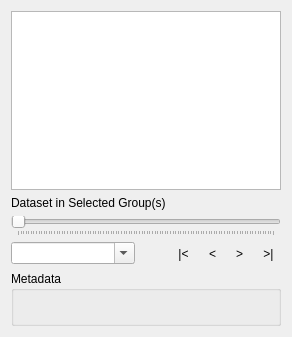
The window that src/ui/mesh/qgsmeshrendereractivedatasetwidgetbase.ui (qgis/QGIS) describes before a commit, drawn with Qt 5.
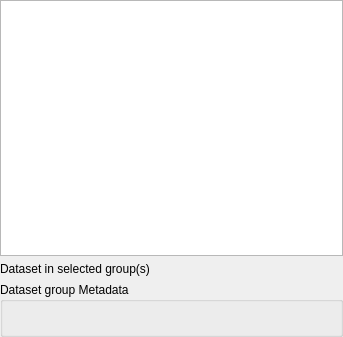
The same window after the commit. Icons and pictures are not drawn. Custom widgets are drawn as their Qt base class.

What changed in the file:
```diff
--- a/src/ui/mesh/qgsmeshrendereractivedatasetwidgetbase.ui
+++ b/src/ui/mesh/qgsmeshrendereractivedatasetwidgetbase.ui
@@ -9,7 +9,7 @@
    <rect>
     <x>0</x>
     <y>0</y>
-    <width>292</width>
+    <width>343</width>
     <height>337</height>
    </rect>
   </property>
@@ -17,6 +17,18 @@
    <string>Form</string>
   </property>
   <layout class="QVBoxLayout" name="verticalLayout">
+   <property name="leftMargin">
+    <number>0</number>
+   </property>
+   <property name="topMargin">
+    <number>0</number>
+   </property>
+   <property name="rightMargin">
+    <number>0</number>
+   </property>
+   <property name="bottomMargin">
+    <number>0</number>
+   </property>
    <item>
     <widget class="QgsMeshDatasetGroupTreeView" name="mDatasetGroupTreeView">
      <property name="minimumSize">
@@ -30,98 +42,14 @@
    <item>
     <widget class="QLabel" name="label_2">
      <property name="text">
-      <string>Dataset in Selected Group(s)</string>
+      <string>Dataset in selected group(s)</string>
      </property>
     </widget>
    </item>
-   <item>
-    <layout class="QGridLayout" name="mTimeLayout">
-     <item row="2" column="0" colspan="2">
-      <widget class="QComboBox" name="mTimeComboBox">
-       <property name="editable">
-        <bool>true</bool>
-       </property>
-       <property name="insertPolicy">
-        <enum>QComboBox::NoInsert</enum>
-       </property>
-      </widget>
-     </item>
-     <item row="2" column="5">
-      <widget class="QToolButton" name="mNextDatasetButton">
-       <property name="text">
-        <string>&gt;</string>
-       </property>
-       <property name="autoRaise">
-        <bool>true</bool>
-       </property>
-      </widget>
-     </item>
-     <item row="2" column="4">
-      <widget class="QToolButton" name="mPreviousDatasetButton">
-       <property name="text">
-        <string>&lt;</string>
-       </property>
-       <property name="autoRaise">
-        <bool>true</bool>
-       </property>
-      </widget>
-     </item>
-     <item row="2" column="6">
-      <widget class="QToolButton" name="mLastDatasetButton">
-       <property name="text">
-        <string>&gt;|</string>
-       </property>
-       <property name="autoRaise">
-        <bool>true</bool>
-       </property>
-      </widget>
-     </item>
-     <item row="2" column="3">
-      <widget class="QToolButton" name="mFirstDatasetButton">
-       <property name="text">
-        <string>|&lt;</string>
-       </property>
-       <property name="autoRaise">
-        <bool>true</bool>
-       </property>
-      </widget>
-     </item>
-     <item row="2" column="2">
-      <widget class="QToolButton" name="mTimeFormatButton">
-       <property name="toolTip">
-        <string>Time Format Options</string>
-       </property>
-       <property name="text">
-        <string notr="true"/>
-       </property>
-       <property name="icon">
-        <iconset resource="../../../images/images.qrc">
-         <normaloff>:/images/themes/default/console/iconSettingsConsole.svg</normaloff>:/images/themes/default/console/iconSettingsConsole.svg</iconset>
-       </property>
-       <property name="autoRaise">
-        <bool>true</bool>
-       </property>
-      </widget>
-     </item>
-     <item row="1" column="0" colspan="7">
-      <widget class="QSlider" name="mDatasetSlider">
-       <property name="orientation">
-        <enum>Qt::Horizontal</enum>
-       </property>
-       <property name="tickPosition">
-        <enum>QSlider::TicksBelow</enum>
-       </property>
-       <property name="tickInterval">
-        <number>1</number>
-       </property>
-      </widget>
-     </item>
-    </layout>
-   </item>
    <item>
     <widget class="QgsCollapsibleGroupBox" name="mActiveDatasetMetadataGroup">
      <property name="title">
-      <string>Metadata</string>
+      <string>Dataset group Metadata</string>
      </property>
      <layout class="QVBoxLayout" name="verticalLayout_2">
       <item>
```
Left out of the diff: 12 changed lines with no effect on the pictures.
